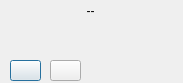
Above: Qsalat/ui/player.ui from sdizdarevic/qsalat before the change. Below: the same form after it.
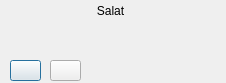
That is the form after the change.

Patch:
```diff
--- a/Qsalat/ui/player.ui
+++ b/Qsalat/ui/player.ui
@@ -5,19 +5,19 @@
    <rect>
     <x>0</x>
     <y>0</y>
-    <width>183</width>
+    <width>226</width>
     <height>83</height>
    </rect>
   </property>
   <property name="minimumSize" >
    <size>
-    <width>183</width>
+    <width>226</width>
     <height>83</height>
    </size>
   </property>
   <property name="maximumSize" >
    <size>
-    <width>183</width>
+    <width>226</width>
     <height>83</height>
    </size>
   </property>
@@ -29,7 +29,7 @@
     <rect>
      <x>0</x>
      <y>20</y>
-     <width>181</width>
+     <width>191</width>
      <height>31</height>
     </rect>
    </property>
@@ -71,7 +71,7 @@
     <rect>
      <x>90</x>
      <y>50</y>
-     <width>21</width>
+     <width>61</width>
      <height>31</height>
     </rect>
    </property>
@@ -82,9 +82,9 @@
   <widget class="QFrame" name="volumeFrame" >
    <property name="geometry" >
     <rect>
-     <x>100</x>
+     <x>90</x>
      <y>50</y>
-     <width>81</width>
+     <width>131</width>
      <height>31</height>
     </rect>
    </property>
@@ -100,12 +100,12 @@
     <rect>
      <x>0</x>
      <y>1</y>
-     <width>181</width>
+     <width>221</width>
      <height>20</height>
     </rect>
    </property>
    <property name="text" >
-    <string>--</string>
+    <string>Salat</string>
    </property>
    <property name="textFormat" >
     <enum>Qt::RichText</enum>
@@ -114,6 +114,19 @@
     <set>Qt::AlignCenter</set>
    </property>
   </widget>
+  <widget class="QLabel" name="timeLabel" >
+   <property name="geometry" >
+    <rect>
+     <x>190</x>
+     <y>20</y>
+     <width>31</width>
+     <height>31</height>
+    </rect>
+   </property>
+   <property name="text" >
+    <string/>
+   </property>
+  </widget>
  </widget>
  <resources/>
  <connections/>
```
